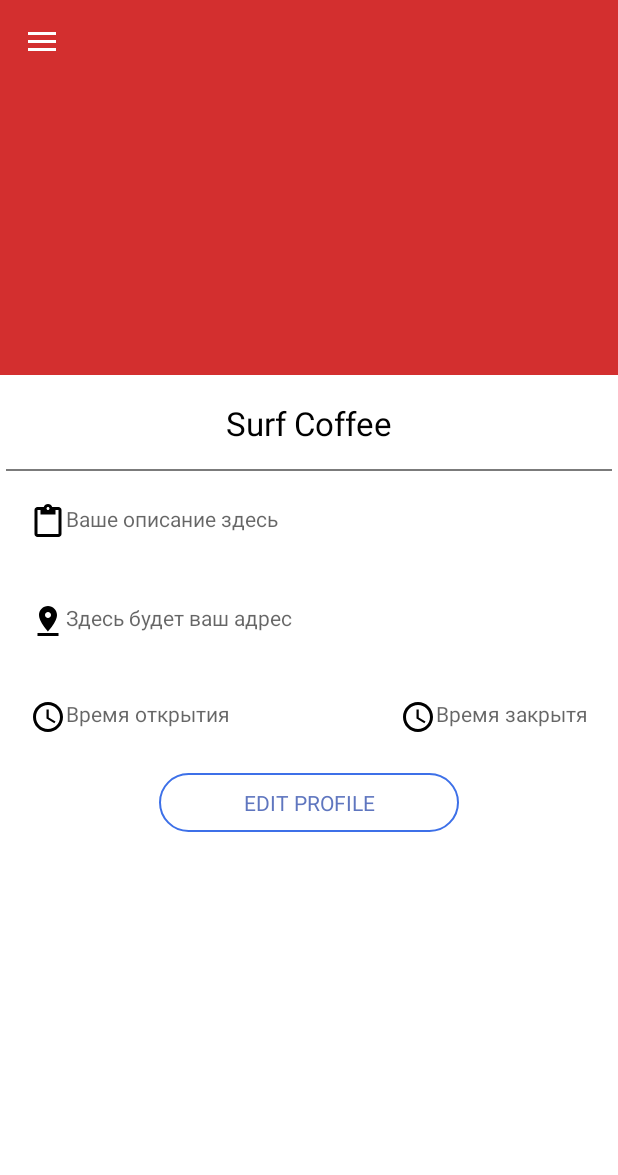
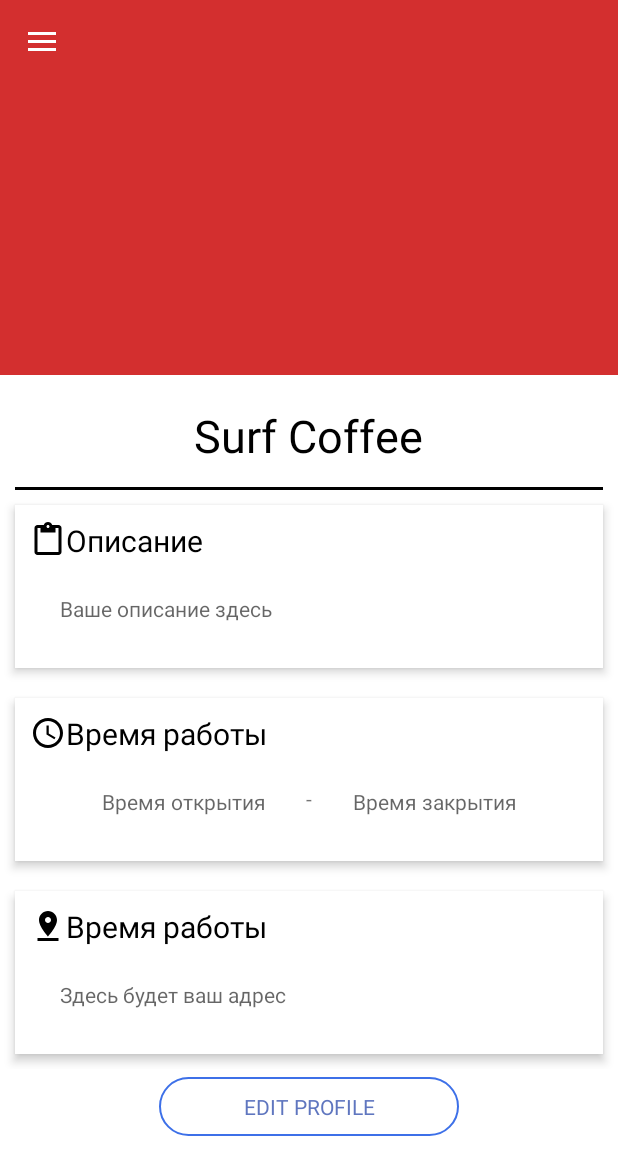
Before and after one commit to t1moon/BonusHub, an Android app: the screen it shows after launch (MainActivity), in the side drawer, after a tap on "Host Profile", on a phone screen of 412 x 824 dp. Shown: the top 1175 px of the screen. Run offline under Robolectric (Android 15) with nearby library versions, the phone set to English and light mode, and no system bars; our stand-ins replace CircleImageView; libraries missing offline, so code that uses them is left out: com.j256.ormlite; pictures from the network do not load; 2 statements that could not run were skipped.

Commit message:
refactored xml profile host

```diff
--- a/bonuslib/src/main/res/layout/app_bar_main.xml
+++ b/bonuslib/src/main/res/layout/app_bar_main.xml
@@ -37,16 +37,16 @@
                     android:scaleType="centerCrop"
                     app:layout_collapseMode="parallax" />
 
-                <LinearLayout
-                    android:id="@+id/logo_layout"
+                <TextView
+                    android:id="@+id/title_toolbar"
                     android:layout_width="wrap_content"
                     android:layout_height="wrap_content"
-                    android:layout_centerInParent="true"
-                    android:gravity="center_horizontal"
-                    android:orientation="vertical">
+                    android:textSize="40dp"
+                    android:textColor="@color/white"
+                    android:textStyle="bold"
+                    android:layout_centerHorizontal="true"
+                    android:layout_centerInParent="true"/>
 
-
-                </LinearLayout>
             </RelativeLayout>
 
             <android.support.v7.widget.Toolbar
@@ -64,7 +64,9 @@
             android:id="@+id/container_body"
             android:layout_width="match_parent"
             android:layout_height="match_parent"
-            app:layout_behavior="@string/appbar_scrolling_view_behavior" />
+            app:layout_behavior="@string/appbar_scrolling_view_behavior"
+            android:layout_alignParentTop="true"
+            android:clipToPadding="false"/>
 
 
 </android.support.design.widget.CoordinatorLayout>
--- a/bonuslib/src/main/res/values/colors.xml
+++ b/bonuslib/src/main/res/values/colors.xml
@@ -9,4 +9,6 @@
     <color name="edit_profile">#5F76BF</color>
     <color name="colorOverlay">#78ffffff</color>
     <color name="colorAccentOverlay">#1400bcd4</color>
+    <color name="black">#000</color>
+    <color name="white">#fff</color>
 </resources>
--- a/host/src/main/java/com/example/BonusHub/activity/activity/MainActivity.java
+++ b/host/src/main/java/com/example/BonusHub/activity/activity/MainActivity.java
@@ -53,7 +53,6 @@ public class MainActivity extends AppCompatActivity {
         getSupportFragmentManager().addOnBackStackChangedListener(new FragmentManager.OnBackStackChangedListener() {
           @Override
           public void onBackStackChanged() {
-              Log.d("FUCK", Integer.toString(getSupportFragmentManager().getBackStackEntryCount()));
               if (getSupportFragmentManager().getBackStackEntryCount() > 0) {
                   getSupportActionBar().setDisplayHomeAsUpEnabled(true); // show back button
                   mToolbar.setNavigationOnClickListener(new View.OnClickListener() {
--- a/host/src/main/java/com/example/BonusHub/activity/fragment/ProfileFragment.java
+++ b/host/src/main/java/com/example/BonusHub/activity/fragment/ProfileFragment.java
@@ -120,6 +120,8 @@ public class ProfileFragment extends Fragment {
             int close_minute = host.getTime_close() % 60;
 
             host_title.setText(title);
+//            TextView titleToolbar = (TextView) getActivity().findViewById(R.id.title_toolbar);
+//            titleToolbar.setText(title);
             host_description.setText(description);
             host_address.setText(address);
             if (open_minute != 0)
--- a/host/src/main/res/layout/fragment_edit.xml
+++ b/host/src/main/res/layout/fragment_edit.xml
@@ -10,25 +10,6 @@
         android:orientation="vertical"
         tools:context="com.example.BonusHub.activity.fragment.StartFragment">
 
-        <!--<android.support.v7.widget.Toolbar-->
-            <!--android:id="@+id/toolbar_edit"-->
-            <!--android:layout_width="match_parent"-->
-            <!--android:layout_height="wrap_content"-->
-            <!--android:background="?attr/colorPrimary"-->
-            <!--android:minHeight="?attr/actionBarSize"-->
-            <!--app:titleTextColor="@android:color/white">-->
-
-            <!--<TextView-->
-                <!--android:id="@+id/edit_save_tv"-->
-                <!--android:layout_width="wrap_content"-->
-                <!--android:layout_height="wrap_content"-->
-                <!--android:layout_gravity="end"-->
-                <!--android:layout_marginRight="20dp"-->
-                <!--android:text="Сохранить"-->
-                <!--android:textColor="#ffffff"-->
-                <!--android:textSize="15sp" />-->
-
-        <!--</android.support.v7.widget.Toolbar>-->
 
         <LinearLayout
             android:layout_width="match_parent"
@@ -74,6 +55,12 @@
 
         </LinearLayout>
 
+        <TextView
+            android:layout_width="wrap_content"
+            android:layout_height="wrap_content"
+            android:text="Время работы"
+            android:layout_gravity="center"
+            android:textColor="@color/black"/>
         <LinearLayout
             android:layout_width="match_parent"
             android:layout_height="wrap_content"
@@ -86,15 +73,19 @@
                 android:layout_width="wrap_content"
                 android:layout_height="wrap_content"
                 android:layout_weight="1"
-                android:text="Время открытия" />
+                android:hint="Время открытия" />
 
+            <TextView
+                android:layout_width="wrap_content"
+                android:layout_height="wrap_content"
+                android:text="-"/>
             <Button
                 android:id="@+id/edit_close_time_btn"
                 style="?android:attr/borderlessButtonStyle"
                 android:layout_width="wrap_content"
                 android:layout_height="wrap_content"
                 android:layout_weight="1"
-                android:text="Время закрытия" />
+                android:hint="Время закрытия" />
         </LinearLayout>
 
     </LinearLayout>
--- a/host/src/main/res/layout/fragment_profile.xml
+++ b/host/src/main/res/layout/fragment_profile.xml
@@ -4,13 +4,12 @@
 
     <LinearLayout xmlns:android="http://schemas.android.com/apk/res/android"
         android:layout_width="match_parent"
-        android:layout_height="match_parent"
+        android:layout_height="wrap_content"
         android:orientation="vertical">
 
         <LinearLayout
             android:layout_width="fill_parent"
             android:layout_height="wrap_content"
-            android:layout_marginTop="5dp"
             android:orientation="vertical">
 
                 <TextView
@@ -18,67 +17,127 @@
                     android:layout_width="wrap_content"
                     android:layout_height="wrap_content"
                     android:layout_gravity="center"
-                android:padding="12dp"
+                    android:background="#fff"
+                    android:paddingTop="20dp"
+                    android:paddingBottom="10dp"
                     android:text="Surf Coffee"
                     android:textColor="#000"
-                android:textSize="22dp" />
+                    android:textSize="30dp" />
 
             <View
             android:layout_width="match_parent"
-                android:layout_height="1dp"
-                android:layout_marginLeft="4dp"
-                android:layout_marginRight="4dp"
+            android:layout_height="2dp"
+            android:layout_marginLeft="10dp"
+            android:layout_marginRight="10dp"
             android:layout_marginTop="4dp"
-                android:background="#7b7b7b" />
+            android:background="#000" />
 
-
-            <TextView
-                android:id="@+id/host_description_tv"
-                android:layout_width="fill_parent"
-                android:layout_height="wrap_content"
-                android:layout_marginTop="2sp"
-                android:drawableLeft="@drawable/ic_content_paste_black_24dp"
-                android:hint="@string/description"
-                android:padding="20dp"
-                android:textColor="#000" />
-
-            <TextView
-                android:id="@+id/host_address_tv"
-                android:layout_width="fill_parent"
-                android:layout_height="wrap_content"
-                android:layout_marginTop="2sp"
-                android:drawableLeft="@drawable/ic_pin_drop_black_24dp"
-                android:hint="Здесь будет ваш адрес"
-                android:padding="20dp"
-                android:textColor="#000" />
 
             <LinearLayout
                 android:layout_width="match_parent"
                 android:layout_height="wrap_content"
-                android:orientation="horizontal">
+                android:layout_margin="10dp"
+                android:layout_weight="1"
+                android:background="#fff"
+                android:elevation="4dp"
+                android:orientation="vertical"
+                android:padding="10dp">
+
+                <TextView
+                    android:layout_width="match_parent"
+                    android:layout_height="wrap_content"
+                    android:drawableLeft="@drawable/ic_content_paste_black_24dp"
+                    android:text="Описание"
+                    android:textColor="@color/black"
+                    android:textSize="20dp" />
+
+                <TextView
+                    android:id="@+id/host_description_tv"
+                    android:layout_width="match_parent"
+                    android:layout_height="wrap_content"
+                    android:layout_marginTop="2sp"
+                    android:hint="@string/description"
+                    android:padding="20dp" />
+            </LinearLayout>
+
+
+            <LinearLayout
+                android:layout_width="match_parent"
+                android:layout_height="wrap_content"
+                android:layout_margin="10dp"
+                android:layout_weight="1"
+                android:background="#fff"
+                android:elevation="4dp"
+                android:orientation="vertical"
+                android:padding="10dp">
+
+                <TextView
+                    android:layout_width="match_parent"
+                    android:layout_height="wrap_content"
+                    android:drawableLeft="@drawable/ic_access_time_black_24dp"
+                    android:text="Время работы"
+                    android:textColor="@color/black"
+                    android:textSize="20dp" />
+
+                <LinearLayout
+                    android:layout_width="match_parent"
+                    android:layout_height="wrap_content"
+                    android:padding="20dp">
 
                     <TextView
                         android:id="@+id/host_open_time_tv"
                         android:layout_width="wrap_content"
                         android:layout_height="wrap_content"
-                    android:drawableLeft="@drawable/ic_access_time_black_24dp"
-                    android:hint="Время открытия"
-                    android:padding="20dp" />
+                        android:layout_marginTop="2sp"
+                        android:layout_weight="1"
+                        android:gravity="center"
+                        android:hint="Время открытия" />
 
-                <View
-                    android:layout_width="0dp"
+                    <TextView
+                        android:layout_width="wrap_content"
                         android:layout_height="wrap_content"
-                    android:layout_weight="1" />
+                        android:text="-" />
 
                     <TextView
                         android:id="@+id/host_close_time_tv"
                         android:layout_width="wrap_content"
                         android:layout_height="wrap_content"
-                    android:drawableLeft="@drawable/ic_access_time_black_24dp"
-                    android:hint="Время закрытя"
-                    android:padding="20dp" />
+                        android:layout_marginTop="2sp"
+                        android:layout_weight="1"
+                        android:gravity="center"
+                        android:hint="Время закрытия" />
                 </LinearLayout>
 
+            </LinearLayout>
+
+
+            <LinearLayout
+                android:layout_width="match_parent"
+                android:layout_height="wrap_content"
+                android:layout_margin="10dp"
+                android:layout_weight="1"
+                android:background="#fff"
+                android:elevation="4dp"
+                android:orientation="vertical"
+                android:padding="10dp">
+
+                <TextView
+                    android:layout_width="match_parent"
+                    android:layout_height="wrap_content"
+                    android:drawableLeft="@drawable/ic_pin_drop_black_24dp"
+                    android:text="Время работы"
+                    android:textColor="@color/black"
+                    android:textSize="20dp" />
+
+                <TextView
+                    android:id="@+id/host_address_tv"
+                    android:layout_width="match_parent"
+                    android:layout_height="wrap_content"
+                    android:layout_marginTop="2sp"
+                    android:hint="Здесь будет ваш адрес"
+                    android:padding="20dp" />
+
+            </LinearLayout>
         </LinearLayout>
 
         <TextView
```
Lines whose indentation alone changed are shown as unchanged.
